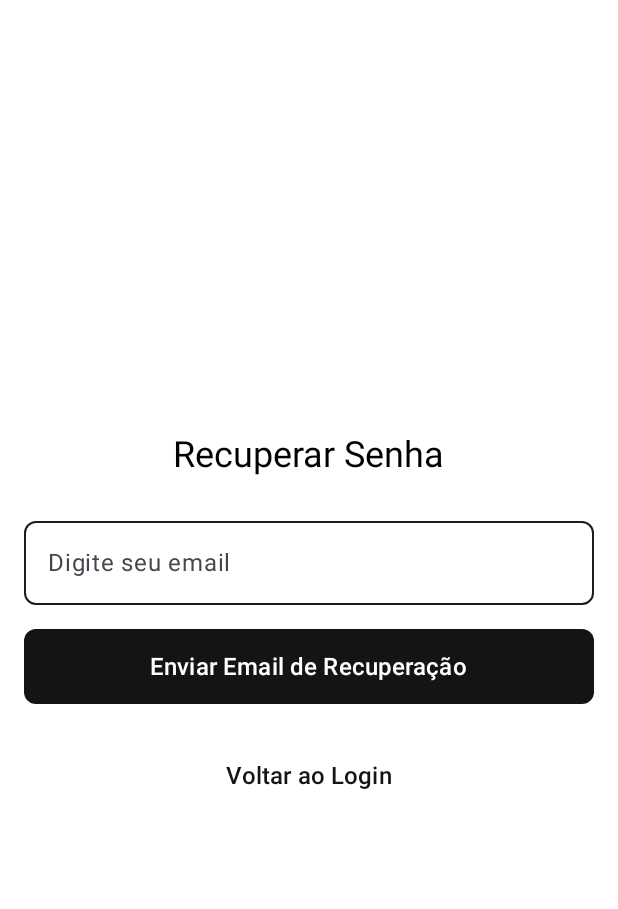
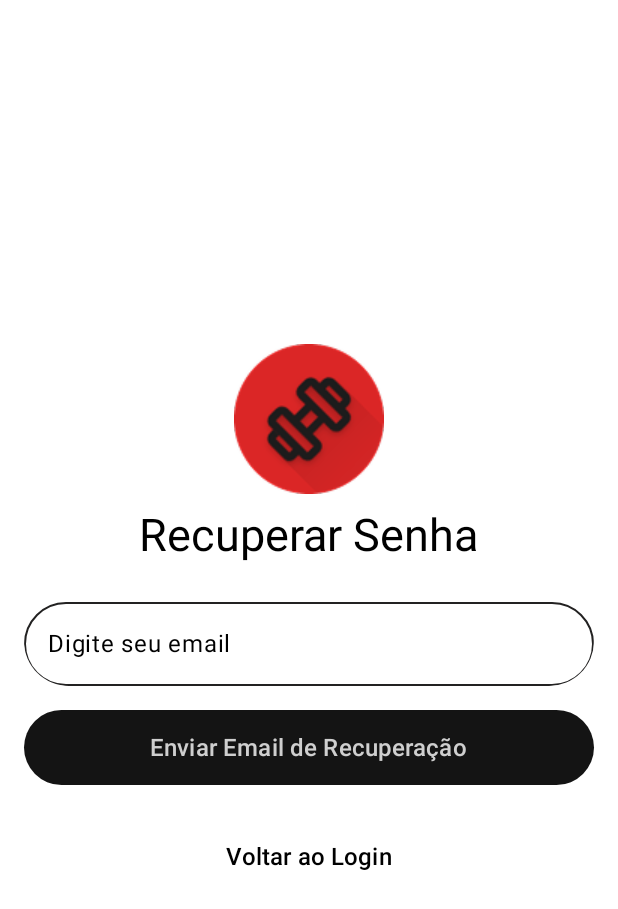
Before and after one commit to GustavoErick/PumpFit, an Android app built with Jetpack Compose: the ForgotPasswordScreen screen opened through its navigation route, on a phone screen of 412 x 824 dp. Shown: the top 909 px of the screen. Run offline under Robolectric (Android 15) with nearby library versions, the phone set to English and light mode, and no system bars; our stand-ins replace Firebase (no records; nobody signed in at launch, a user with empty details on screens opened directly).

Commit message:
refactor: temas das telas de autenticação

```diff
--- a/app/src/main/java/com/example/pumpfit/ui/screen/ForgotPasswordScreen.kt
+++ b/app/src/main/java/com/example/pumpfit/ui/screen/ForgotPasswordScreen.kt
@@ -1,18 +1,26 @@
 package com.example.pumpfit.ui.screen
 
 import android.widget.Toast
+import androidx.compose.animation.AnimatedVisibility
+import androidx.compose.animation.fadeIn
+import androidx.compose.animation.slideInVertically
+import androidx.compose.foundation.Image
+import androidx.compose.foundation.background
 import androidx.compose.foundation.layout.*
 import androidx.compose.foundation.shape.RoundedCornerShape
 import androidx.compose.material3.*
 import androidx.compose.runtime.*
 import androidx.compose.ui.Alignment
 import androidx.compose.ui.Modifier
+import androidx.compose.ui.draw.clip
 import androidx.compose.ui.graphics.Color
 import androidx.compose.ui.platform.LocalContext
+import androidx.compose.ui.res.painterResource
 import androidx.compose.ui.unit.dp
 import androidx.compose.ui.unit.sp
 import androidx.navigation.NavController
 import com.example.pumpfit.model.viewmodels.AuthViewModel
+import com.example.pumpfit.R
 
 @OptIn(ExperimentalMaterial3Api::class)
 @Composable
@@ -24,20 +32,37 @@ fun ForgotPasswordScreen(
     var isEmailValid by remember { mutableStateOf(true) }
     val context = LocalContext.current
 
-    Column(
+    AnimatedVisibility(
+        visible = true,
+        enter = slideInVertically() + fadeIn()
+    ) {
+        Box(
             modifier = Modifier
                 .fillMaxSize()
+                .background(MaterialTheme.colorScheme.background) // Cor de fundo
                 .padding(16.dp),
-        verticalArrangement = Arrangement.Center,
+            contentAlignment = Alignment.Center
+        ) {
+            Column(
+                modifier = Modifier.fillMaxWidth(),
                 horizontalAlignment = Alignment.CenterHorizontally
             ) {
-        // Cabeçalho
+                Image(
+                    painter = painterResource(id = R.drawable.icone_pumpfit),
+                    contentDescription = "App Logo",
+                    modifier = Modifier.size(100.dp)
+                )
+
+                Spacer(modifier = Modifier.height(8.dp))
+
                 Text(
                     text = "Recuperar Senha",
-            fontSize = 24.sp,
+                    fontSize = 30.sp,
                     style = MaterialTheme.typography.headlineLarge,
-            modifier = Modifier.padding(bottom = 16.dp)
+                    color = MaterialTheme.colorScheme.tertiary
                 )
+
+                Spacer(modifier = Modifier.height(16.dp))
 
                 // Campo de Email
                 OutlinedTextField(
@@ -46,15 +71,18 @@ fun ForgotPasswordScreen(
                         email = it
                         isEmailValid = android.util.Patterns.EMAIL_ADDRESS.matcher(it).matches()
                     },
-            label = { Text("Digite seu email") },
+                    label = { Text("Digite seu email", color = MaterialTheme.colorScheme.tertiary) },
                     isError = !isEmailValid,
-            modifier = Modifier.fillMaxWidth(),
-            shape = RoundedCornerShape(8.dp),
-            colors = TextFieldDefaults.outlinedTextFieldColors(
+                    modifier = Modifier
+                        .fillMaxWidth()
+                        .clip(RoundedCornerShape(30.dp)), // Bordas arredondadas
+                    shape = RoundedCornerShape(30.dp),
+                    colors = OutlinedTextFieldDefaults.colors(
                         focusedBorderColor = if (isEmailValid) MaterialTheme.colorScheme.primary else Color.Red,
-                unfocusedBorderColor = if (isEmailValid) MaterialTheme.colorScheme.onSurface else Color.Red,
-                errorBorderColor = Color.Red,
-                errorLabelColor = Color.Red
+                        unfocusedBorderColor = if (isEmailValid) MaterialTheme.colorScheme.secondary else Color.Red,
+                        focusedTextColor = MaterialTheme.colorScheme.tertiary,
+                        unfocusedTextColor = MaterialTheme.colorScheme.tertiary,
+                        cursorColor = MaterialTheme.colorScheme.primary
                     )
                 )
 
@@ -90,9 +118,10 @@ fun ForgotPasswordScreen(
                     modifier = Modifier
                         .fillMaxWidth()
                         .height(50.dp),
-            shape = RoundedCornerShape(8.dp)
+                    shape = RoundedCornerShape(30.dp), // Mantendo o estilo arredondado
+                    colors = ButtonDefaults.buttonColors(containerColor = MaterialTheme.colorScheme.primary)
                 ) {
-            Text("Enviar Email de Recuperação", fontSize = 16.sp)
+                    Text("Enviar Email de Recuperação", fontSize = 16.sp, color = MaterialTheme.colorScheme.onBackground)
                 }
 
                 Spacer(modifier = Modifier.height(8.dp))
@@ -102,7 +131,9 @@ fun ForgotPasswordScreen(
                     onClick = { navController.navigate("login") },
                     modifier = Modifier.padding(top = 16.dp)
                 ) {
-            Text("Voltar ao Login", fontSize = 16.sp, color = MaterialTheme.colorScheme.primary)
+                    Text("Voltar ao Login", fontSize = 16.sp, color = MaterialTheme.colorScheme.tertiary)
                 }
             }
         }
+    }
+}
--- a/app/src/main/java/com/example/pumpfit/ui/screen/LoginScreen.kt
+++ b/app/src/main/java/com/example/pumpfit/ui/screen/LoginScreen.kt
@@ -6,6 +6,8 @@ import androidx.activity.result.contract.ActivityResultContracts
 import androidx.compose.animation.AnimatedVisibility
 import androidx.compose.animation.fadeIn
 import androidx.compose.animation.slideInVertically
+import androidx.compose.foundation.Image
+import androidx.compose.foundation.background
 import androidx.compose.foundation.layout.*
 import androidx.compose.foundation.shape.RoundedCornerShape
 import androidx.compose.material.icons.Icons
@@ -15,6 +17,7 @@ import androidx.compose.material3.*
 import androidx.compose.runtime.*
 import androidx.compose.ui.Alignment
 import androidx.compose.ui.Modifier
+import androidx.compose.ui.draw.clip
 import androidx.compose.ui.platform.LocalContext
 import androidx.compose.ui.res.painterResource
 import androidx.compose.ui.text.input.PasswordVisualTransformation
@@ -54,7 +57,6 @@ fun LoginScreen(
             account?.idToken?.let { idToken ->
                 viewModel.loginWithGoogle(idToken) { success ->
                     if (success) {
-                        // Salva no DataStore que o usuário está logado
                         scope.launch {
                             settingsDataStore.setUserLoggedIn(true)
                         }
@@ -62,11 +64,7 @@ fun LoginScreen(
                             popUpTo("login") { inclusive = true }
                         }
                     } else {
-                        Toast.makeText(
-                            context,
-                            "Erro ao fazer login com Google",
-                            Toast.LENGTH_SHORT
-                        ).show()
+                        Toast.makeText(context, "Erro ao fazer login com Google", Toast.LENGTH_SHORT).show()
                     }
                 }
             }
@@ -80,27 +78,30 @@ fun LoginScreen(
         enter = slideInVertically() + fadeIn()
     ) {
         Box(
-            modifier = Modifier.fillMaxSize(),
+            modifier = Modifier
+                .fillMaxSize()
+                .background(MaterialTheme.colorScheme.background) // Cor de fundo
+                .padding(16.dp),
             contentAlignment = Alignment.Center
         ) {
             Column(
-                modifier = Modifier
-                    .fillMaxWidth()
-                    .padding(20.dp),
+                modifier = Modifier.fillMaxWidth(),
                 horizontalAlignment = Alignment.CenterHorizontally
             ) {
-                Icon(
-                    painter = painterResource(id = R.drawable.pumpfit_logo),
+                Image(
+                    painter = painterResource(id = R.drawable.icone_pumpfit),
                     contentDescription = "App Logo",
-                    modifier = Modifier.size(80.dp)
+                    modifier = Modifier.size(100.dp)
                 )
+
 
                 Spacer(modifier = Modifier.height(8.dp))
 
                 Text(
                     "Bem-vindo ao PumpFit!",
                     fontSize = 30.sp,
-                    style = MaterialTheme.typography.headlineLarge
+                    style = MaterialTheme.typography.headlineLarge,
+                    color = MaterialTheme.colorScheme.tertiary
                 )
 
                 Spacer(modifier = Modifier.height(16.dp))
@@ -120,56 +121,28 @@ fun LoginScreen(
                     isPassword = true
                 )
 
-                Spacer(modifier = Modifier.height(6.dp))
+                Spacer(modifier = Modifier.height(8.dp))
 
-//                Button(
-//                    onClick = {
-//                        viewModel.login(email, password) { success ->
-//                            if (success) {
-//                                // Salva no DataStore que o usuário está logado
-//                                scope.launch {
-//                                    settingsDataStore.setUserLoggedIn(true)
-//                                }
-//                                navController.navigate("home") {
-//                                    popUpTo("login") { inclusive = true }
-//                                }
-//                            } else {
-//                                Toast.makeText(
-//                                    context,
-//                                    "Usuário ou senha inválida",
-//                                    Toast.LENGTH_SHORT
-//                                ).show()
-//                            }
-//                        }
-//                    },
-//                    modifier = Modifier.fillMaxWidth(),
-//                    shape = RoundedCornerShape(8.dp)
-//                ) {
-//                    Text("Entrar", fontSize = 18.sp)
-//                }
                 Button(
                     onClick = {
                         viewModel.login(email, password) { success ->
                             if (success) {
                                 scope.launch {
-                                    settingsDataStore.setUserLoggedIn(true) // Salva o estado de login
+                                    settingsDataStore.setUserLoggedIn(true)
                                 }
                                 navController.navigate("home") {
                                     popUpTo("login") { inclusive = true }
                                 }
                             } else {
-                                Toast.makeText(
-                                    context,
-                                    "Usuário ou senha inválida",
-                                    Toast.LENGTH_SHORT
-                                ).show()
+                                Toast.makeText(context, "Usuário ou senha inválida", Toast.LENGTH_SHORT).show()
                             }
                         }
                     },
                     modifier = Modifier.fillMaxWidth(),
-                    shape = RoundedCornerShape(8.dp)
+                    shape = RoundedCornerShape(30.dp), // Mantendo o estilo arredondado
+                    colors = ButtonDefaults.buttonColors(containerColor = MaterialTheme.colorScheme.primary)
                 ) {
-                    Text("Entrar", fontSize = 18.sp)
+                    Text("Entrar", fontSize = 18.sp, color = MaterialTheme.colorScheme.onBackground)
                 }
 
                 Spacer(modifier = Modifier.height(8.dp))
@@ -180,25 +153,27 @@ fun LoginScreen(
                         googleSignInLauncher.launch(signInIntent)
                     },
                     modifier = Modifier.fillMaxWidth(),
-                    shape = RoundedCornerShape(8.dp),
-                    colors = ButtonDefaults.buttonColors(containerColor = MaterialTheme.colorScheme.primary)
+                    shape = RoundedCornerShape(30.dp),
+                    colors = ButtonDefaults.buttonColors(containerColor = MaterialTheme.colorScheme.secondary)
                 ) {
                     Icon(
                         painter = painterResource(id = R.drawable.google_logo),
                         contentDescription = "Google Login",
                         modifier = Modifier.size(24.dp),
-                        tint = MaterialTheme.colorScheme.onPrimary
+                        tint = MaterialTheme.colorScheme.onBackground
                     )
                     Spacer(modifier = Modifier.width(8.dp))
-                    Text("Entrar com Google", fontSize = 18.sp)
+                    Text("Entrar com Google", fontSize = 18.sp, color = MaterialTheme.colorScheme.onBackground)
                 }
 
+                Spacer(modifier = Modifier.height(8.dp))
+
                 TextButton(onClick = { navController.navigate("register") }) {
-                    Text("Criar Conta")
+                    Text("Criar Conta", color = MaterialTheme.colorScheme.tertiary)
                 }
 
                 TextButton(onClick = { navController.navigate("forgotPassword") }) {
-                    Text("Esqueci minha senha")
+                    Text("Esqueci minha senha", color = MaterialTheme.colorScheme.tertiary)
                 }
             }
         }
@@ -216,10 +191,19 @@ fun CustomTextField(
     OutlinedTextField(
         value = value,
         onValueChange = onValueChange,
-        label = { Text(label) },
-        leadingIcon = { Icon(icon, contentDescription = null) },
+        label = { Text(label, color = MaterialTheme.colorScheme.tertiary) },
+        leadingIcon = { Icon(icon, contentDescription = null, tint = MaterialTheme.colorScheme.primary) },
         visualTransformation = if (isPassword) PasswordVisualTransformation() else VisualTransformation.None,
-        modifier = Modifier.fillMaxWidth(),
-        shape = RoundedCornerShape(8.dp)
+        modifier = Modifier
+            .fillMaxWidth()
+            .clip(RoundedCornerShape(30.dp)), // Bordas arredondadas igual ao HomeScreen
+        shape = RoundedCornerShape(30.dp),
+        colors = OutlinedTextFieldDefaults.colors(
+            focusedBorderColor = MaterialTheme.colorScheme.primary,
+            unfocusedBorderColor = MaterialTheme.colorScheme.secondary,
+            focusedTextColor = MaterialTheme.colorScheme.tertiary,
+            unfocusedTextColor = MaterialTheme.colorScheme.tertiary,
+            cursorColor = MaterialTheme.colorScheme.primary
+        )
     )
 }
```
Also changed, not shown: app/src/main/java/com/example/pumpfit/ui/screen/RegisterScreen.kt (+37 -35 lines), app/src/main/res/drawable/icone_pumpfit.png (added), app/src/main/res/drawable/pumpfit_logo.png (deleted). Lines whose indentation alone changed are shown as unchanged.
